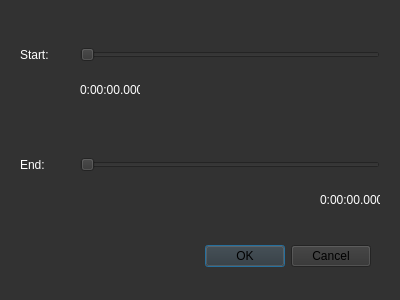
Qt form designs/crop_audio_dialog.ui (DaryaSanina/media-editor) before a commit.
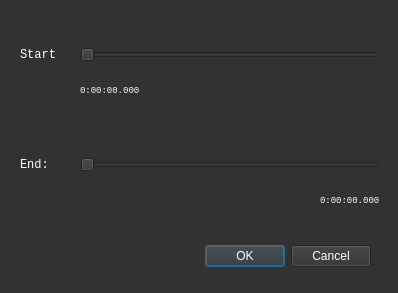
The same form after that commit.

```diff
--- a/designs/crop_audio_dialog.ui
+++ b/designs/crop_audio_dialog.ui
@@ -6,10 +6,16 @@
    <rect>
     <x>0</x>
     <y>0</y>
-    <width>400</width>
-    <height>300</height>
+    <width>398</width>
+    <height>293</height>
    </rect>
   </property>
+  <property name="sizePolicy">
+   <sizepolicy hsizetype="Fixed" vsizetype="Fixed">
+    <horstretch>0</horstretch>
+    <verstretch>0</verstretch>
+   </sizepolicy>
+  </property>
   <property name="windowTitle">
    <string>Crop audiofile</string>
   </property>
@@ -25,6 +31,14 @@
      <height>32</height>
     </rect>
    </property>
+   <property name="font">
+    <font>
+     <family>Consolas</family>
+    </font>
+   </property>
+   <property name="styleSheet">
+    <string notr="true">color: white</string>
+   </property>
    <property name="orientation">
     <enum>Qt::Horizontal</enum>
    </property>
@@ -82,6 +96,11 @@
      <height>30</height>
     </rect>
    </property>
+   <property name="font">
+    <font>
+     <family>Consolas</family>
+    </font>
+   </property>
    <property name="styleSheet">
     <string notr="true">color: white</string>
    </property>
@@ -98,6 +117,11 @@
      <height>30</height>
     </rect>
    </property>
+   <property name="font">
+    <font>
+     <family>Consolas</family>
+    </font>
+   </property>
    <property name="styleSheet">
     <string notr="true">color: white</string>
    </property>
@@ -114,6 +138,12 @@
      <height>20</height>
     </rect>
    </property>
+   <property name="font">
+    <font>
+     <family>Consolas</family>
+     <pointsize>7</pointsize>
+    </font>
+   </property>
    <property name="styleSheet">
     <string notr="true">color: white</string>
    </property>
@@ -130,6 +160,12 @@
      <height>20</height>
     </rect>
    </property>
+   <property name="font">
+    <font>
+     <family>Consolas</family>
+     <pointsize>7</pointsize>
+    </font>
+   </property>
    <property name="styleSheet">
     <string notr="true">color: white</string>
    </property>
```
